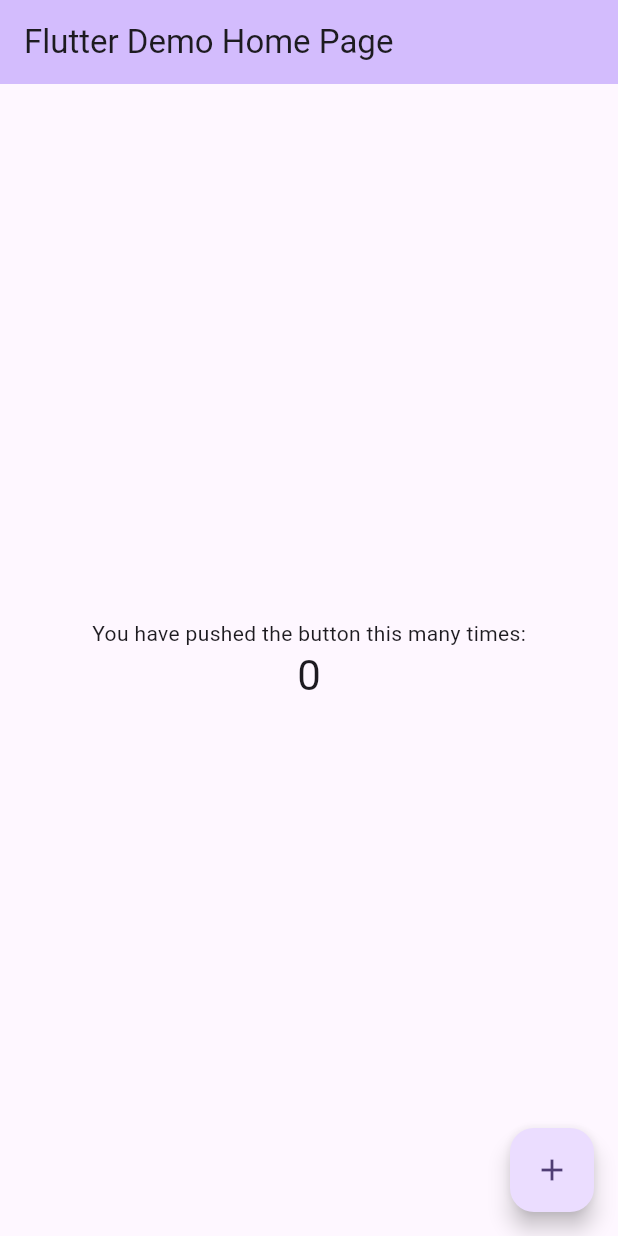
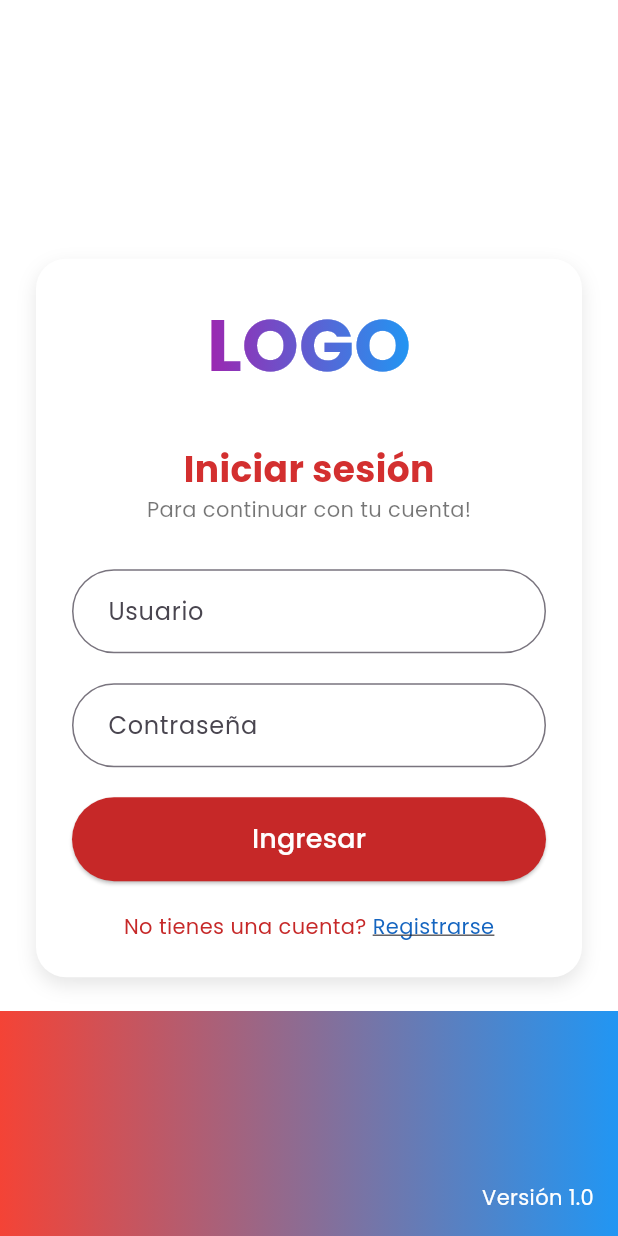
Before and after one commit to calico91/restic-movil, a Flutter app: the screen it shows after launch, on a phone screen of 412 x 824 dp. Run offline on Flutter 3.47's test engine with Material 3 defaults, Android fonts, the phone set to English and light mode, and no system bars; drawn by our look-alikes of reactive_forms; our stand-ins replace get, google_fonts.

Commit message:
se realiza creacion de interface login

```diff
--- /dev/null
+++ b/lib/app/modules/auth/bindings/auth_binding.dart
@@ -0,0 +1,11 @@
+import 'package:get/get.dart';
+import '../controllers/login_controller.dart';
+
+class AuthBinding extends Bindings {
+  @override
+  void dependencies() {
+    Get.lazyPut<LoginController>(
+      () => LoginController(),
+    );
+  }
+}
--- /dev/null
+++ b/lib/app/modules/auth/controllers/login_controller.dart
@@ -0,0 +1,27 @@
+import 'package:get/get.dart';
+import 'package:reactive_forms/reactive_forms.dart';
+
+class LoginController extends GetxController {
+  final form = FormGroup({
+    'username': FormControl<String>(validators: [Validators.required]),
+    'password': FormControl<String>(validators: [Validators.required]),
+  });
+
+
+  final RxString selectedRole = 'Administrador'.obs;
+  final List<String> roles = ['Administrador', 'Mesero', 'Cocinero'];
+
+  void selectRole(String role) {
+    selectedRole.value = role;
+  }
+
+  Future<void> login() async {
+    if (form.valid) {
+      print(form.value);
+      print('Role: ${selectedRole.value}');
+      // Get.offAllNamed(Routes.HOME);
+    } else {
+      form.markAllAsTouched();
+    }
+  }
+}
--- /dev/null
+++ b/lib/app/modules/auth/views/login_view.dart
@@ -0,0 +1,217 @@
+import 'package:flutter/material.dart';
+import 'package:get/get.dart';
+import 'package:google_fonts/google_fonts.dart';
+import 'package:reactive_forms/reactive_forms.dart';
+import '../controllers/login_controller.dart';
+
+class LoginView extends GetView<LoginController> {
+  const LoginView({super.key});
+
+  @override
+  Widget build(BuildContext context) {
+    return Scaffold(
+      resizeToAvoidBottomInset: false,
+      backgroundColor: Colors.white,
+      body: Stack(
+        children: [
+          _buildBackgroundGradient(),
+          _buildMainContent(context),
+          _buildVersionText(),
+        ],
+      ),
+    );
+  }
+
+  Widget _buildBackgroundGradient() {
+    return Align(
+      alignment: Alignment.bottomCenter,
+      child: Container(
+        height: 150,
+        decoration: const BoxDecoration(
+          gradient: LinearGradient(
+            colors: [Colors.red, Colors.blue],
+            begin: Alignment.centerLeft,
+            end: Alignment.centerRight,
+          ),
+        ),
+      ),
+    );
+  }
+
+  Widget _buildMainContent(BuildContext context) {
+    return Positioned.fill(
+      child: Padding(
+        padding: EdgeInsets.only(
+          bottom: MediaQuery.of(context).viewInsets.bottom,
+        ),
+        child: SafeArea(
+          child: Center(
+            child: SingleChildScrollView(
+              padding: const EdgeInsets.all(24.0),
+              child: Container(
+                padding: const EdgeInsets.all(24),
+                decoration: _buildCardDecoration(),
+                child: Column(
+                  mainAxisSize: MainAxisSize.min,
+                  children: [
+                    _buildLogo(),
+                    const SizedBox(height: 30),
+                    _buildTitle(),
+                    const SizedBox(height: 30),
+                    _buildForm(),
+                    const SizedBox(height: 20),
+                    _buildLoginButton(),
+                    const SizedBox(height: 20),
+                    _buildRegisterLink(),
+                  ],
+                ),
+              ),
+            ),
+          ),
+        ),
+      ),
+    );
+  }
+
+  BoxDecoration _buildCardDecoration() {
+    return BoxDecoration(
+      color: Colors.white,
+      borderRadius: BorderRadius.circular(20),
+      boxShadow: [
+        BoxShadow(
+          color: Colors.black.withOpacity(0.1),
+          blurRadius: 10,
+          offset: const Offset(0, 5),
+        ),
+      ],
+    );
+  }
+
+  Widget _buildLogo() {
+    return ShaderMask(
+      shaderCallback: (bounds) => const LinearGradient(
+        colors: [Colors.purple, Colors.blue],
+      ).createShader(bounds),
+      child: Text(
+        'LOGO',
+        style: GoogleFonts.poppins(
+          fontSize: 48,
+          fontWeight: FontWeight.bold,
+          color: Colors.white,
+        ),
+      ),
+    );
+  }
+
+  Widget _buildTitle() {
+    return Column(
+      children: [
+        Text(
+          'Iniciar sesión',
+          style: GoogleFonts.poppins(
+            fontSize: 24,
+            fontWeight: FontWeight.bold,
+            color: Colors.red[700],
+          ),
+        ),
+        Text(
+          'Para continuar con tu cuenta!',
+          style: GoogleFonts.poppins(fontSize: 14, color: Colors.black54),
+        ),
+      ],
+    );
+  }
+
+  Widget _buildForm() {
+    return ReactiveForm(
+      formGroup: controller.form,
+      child: Column(
+        children: [
+          ReactiveTextField<String>(
+            formControlName: 'username',
+            decoration: InputDecoration(
+              labelText: 'Usuario',
+              border: OutlineInputBorder(
+                borderRadius: BorderRadius.circular(30),
+              ),
+              contentPadding: const EdgeInsets.symmetric(
+                horizontal: 20,
+                vertical: 16,
+              ),
+            ),
+          ),
+          const SizedBox(height: 20),
+          ReactiveTextField<String>(
+            formControlName: 'password',
+            obscureText: true,
+            decoration: InputDecoration(
+              labelText: 'Contraseña',
+              border: OutlineInputBorder(
+                borderRadius: BorderRadius.circular(30),
+              ),
+              contentPadding: const EdgeInsets.symmetric(
+                horizontal: 20,
+                vertical: 16,
+              ),
+            ),
+          ),
+        ],
+      ),
+    );
+  }
+
+  Widget _buildLoginButton() {
+    return SizedBox(
+      width: double.infinity,
+      child: ElevatedButton(
+        onPressed: controller.login,
+        style: ElevatedButton.styleFrom(
+          backgroundColor: Colors.red[800],
+          padding: const EdgeInsets.symmetric(vertical: 15),
+          shape: RoundedRectangleBorder(
+            borderRadius: BorderRadius.circular(30),
+          ),
+        ),
+        child: Text(
+          'Ingresar',
+          style: GoogleFonts.poppins(color: Colors.white, fontSize: 18),
+        ),
+      ),
+    );
+  }
+
+  Widget _buildRegisterLink() {
+    return Row(
+      mainAxisAlignment: MainAxisAlignment.center,
+      children: [
+        Text(
+          'No tienes una cuenta? ',
+          style: GoogleFonts.poppins(color: Colors.red[800]),
+        ),
+        GestureDetector(
+          onTap: () {},
+          child: Text(
+            'Registrarse',
+            style: GoogleFonts.poppins(
+              color: Colors.blue[800],
+              decoration: TextDecoration.underline,
+            ),
+          ),
+        ),
+      ],
+    );
+  }
+
+  Widget _buildVersionText() {
+    return Align(
+      alignment: Alignment.bottomRight,
+      child: Padding(
+        padding: const EdgeInsets.all(16.0),
+        child: Text(
+          'Versión 1.0',
+          style: GoogleFonts.poppins(color: Colors.white),
+        ),
+      ),
+    );
+  }
+}
--- /dev/null
+++ b/lib/app/routes/app_pages.dart
@@ -0,0 +1,16 @@
+import 'package:get/get.dart';
+import '../modules/auth/bindings/auth_binding.dart';
+import '../modules/auth/views/login_view.dart';
+import 'app_routes.dart';
+
+class AppPages {
+  static const INITIAL = Routes.LOGIN;
+
+  static final routes = [
+    GetPage(
+      name: Routes.LOGIN,
+      page: () => const LoginView(),
+      binding: AuthBinding(),
+    ),
+  ];
+}
--- /dev/null
+++ b/lib/app/routes/app_routes.dart
@@ -0,0 +1,4 @@
+abstract class Routes {
+  static const LOGIN = '/login';
+  static const HOME = '/home';
+}
--- /dev/null
+++ b/lib/core/theme/app_theme.dart
@@ -0,0 +1,15 @@
+import 'package:flutter/material.dart';
+import 'package:google_fonts/google_fonts.dart';
+
+class AppTheme {
+  static final lightTheme = ThemeData(
+    primarySwatch: Colors.red,
+    visualDensity: VisualDensity.adaptivePlatformDensity,
+    textTheme: GoogleFonts.poppinsTextTheme(),
+    inputDecorationTheme: InputDecorationTheme(
+      border: OutlineInputBorder(
+        borderRadius: BorderRadius.circular(10),
+      ),
+    ),
+  );
+}
--- a/lib/main.dart
+++ b/lib/main.dart
@@ -1,122 +1,25 @@
 import 'package:flutter/material.dart';
+import 'package:get/get.dart';
+import 'app/routes/app_pages.dart';
+import 'core/theme/app_theme.dart';
 
-void main() {
+void main() async {
+  WidgetsFlutterBinding.ensureInitialized();
+  // await dotenv.load(fileName: ".env"); // Uncomment when .env is present
   runApp(const MyApp());
 }
 
 class MyApp extends StatelessWidget {
   const MyApp({super.key});
 
-  // This widget is the root of your application.
   @override
   Widget build(BuildContext context) {
-    return MaterialApp(
-      title: 'Flutter Demo',
-      theme: ThemeData(
-        // This is the theme of your application.
-        //
-        // TRY THIS: Try running your application with "flutter run". You'll see
-        // the application has a purple toolbar. Then, without quitting the app,
-        // try changing the seedColor in the colorScheme below to Colors.green
-        // and then invoke "hot reload" (save your changes or press the "hot
-        // reload" button in a Flutter-supported IDE, or press "r" if you used
-        // the command line to start the app).
-        //
-        // Notice that the counter didn't reset back to zero; the application
-        // state is not lost during the reload. To reset the state, use hot
-        // restart instead.
-        //
-        // This works for code too, not just values: Most code changes can be
-        // tested with just a hot reload.
-        colorScheme: .fromSeed(seedColor: Colors.deepPurple),
-      ),
-      home: const MyHomePage(title: 'Flutter Demo Home Page'),
+    return GetMaterialApp(
+      title: 'Restic Movil',
+      debugShowCheckedModeBanner: false,
+      theme: AppTheme.lightTheme,
+      initialRoute: AppPages.INITIAL,
+      getPages: AppPages.routes,
     );
   }
 }
-
-class MyHomePage extends StatefulWidget {
-  const MyHomePage({super.key, required this.title});
-
-  // This widget is the home page of your application. It is stateful, meaning
-  // that it has a State object (defined below) that contains fields that affect
-  // how it looks.
-
-  // This class is the configuration for the state. It holds the values (in this
-  // case the title) provided by the parent (in this case the App widget) and
-  // used by the build method of the State. Fields in a Widget subclass are
-  // always marked "final".
-
-  final String title;
-
-  @override
-  State<MyHomePage> createState() => _MyHomePageState();
-}
-
-class _MyHomePageState extends State<MyHomePage> {
-  int _counter = 0;
-
-  void _incrementCounter() {
-    setState(() {
-      // This call to setState tells the Flutter framework that something has
-      // changed in this State, which causes it to rerun the build method below
-      // so that the display can reflect the updated values. If we changed
-      // _counter without calling setState(), then the build method would not be
-      // called again, and so nothing would appear to happen.
-      _counter++;
-    });
-  }
-
-  @override
-  Widget build(BuildContext context) {
-    // This method is rerun every time setState is called, for instance as done
-    // by the _incrementCounter method above.
-    //
-    // The Flutter framework has been optimized to make rerunning build methods
-    // fast, so that you can just rebuild anything that needs updating rather
-    // than having to individually change instances of widgets.
-    return Scaffold(
-      appBar: AppBar(
-        // TRY THIS: Try changing the color here to a specific color (to
-        // Colors.amber, perhaps?) and trigger a hot reload to see the AppBar
-        // change color while the other colors stay the same.
-        backgroundColor: Theme.of(context).colorScheme.inversePrimary,
-        // Here we take the value from the MyHomePage object that was created by
-        // the App.build method, and use it to set our appbar title.
-        title: Text(widget.title),
-      ),
-      body: Center(
-        // Center is a layout widget. It takes a single child and positions it
-        // in the middle of the parent.
-        child: Column(
-          // Column is also a layout widget. It takes a list of children and
-          // arranges them vertically. By default, it sizes itself to fit its
-          // children horizontally, and tries to be as tall as its parent.
-          //
-          // Column has various properties to control how it sizes itself and
-          // how it positions its children. Here we use mainAxisAlignment to
-          // center the children vertically; the main axis here is the vertical
-          // axis because Columns are vertical (the cross axis would be
-          // horizontal).
-          //
-          // TRY THIS: Invoke "debug painting" (choose the "Toggle Debug Paint"
-          // action in the IDE, or press "p" in the console), to see the
-          // wireframe for each widget.
-          mainAxisAlignment: .center,
-          children: [
-            const Text('You have pushed the button this many times:'),
-            Text(
-              '$_counter',
-              style: Theme.of(context).textTheme.headlineMedium,
-            ),
-          ],
-        ),
-      ),
-      floatingActionButton: FloatingActionButton(
-        onPressed: _incrementCounter,
-        tooltip: 'Increment',
-        child: const Icon(Icons.add),
-      ),
-    );
-  }
-}
```
Also changed, not shown: analysis_options.yaml (+5 -12 lines), pubspec.yaml (+9 -0 lines), pubspec.lock, 7 other files.
